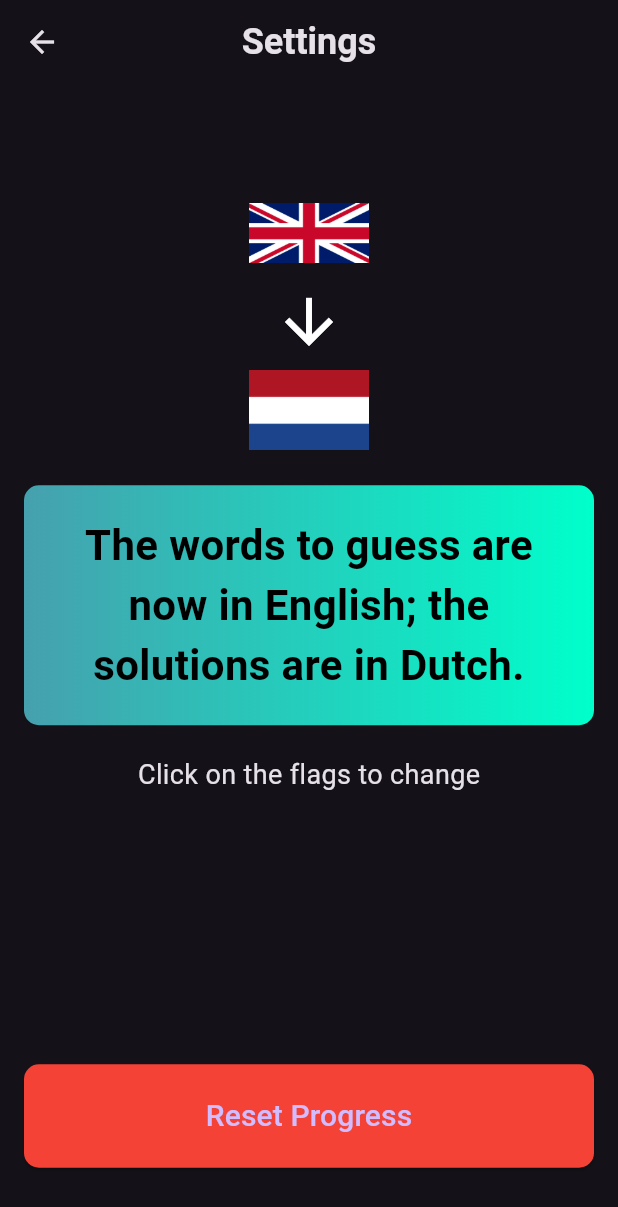
After one commit to paolobarzon/FLASH-DUTCH, a Flutter app: the SettingsPage screen opened directly, on a phone screen of 412 x 824 dp. The commit adds this screen. Shown: the top 1207 px of the screen. Run offline on Flutter 3.47's test engine with Material 3 defaults, Android fonts, the phone set to English and light mode, and no system bars; our stand-ins replace csv, get, shared_preferences; missing offline and left inert: country_icons; accounts and stored records are empty.

Commit message:
words are shuffled, reset button, settings page and more

```diff
--- /dev/null
+++ b/lib/settings_page.dart
@@ -0,0 +1,151 @@
+import 'package:flutter/material.dart';
+import 'package:simple_app_simple/screens/Choosing%20Thema/choosing_thema.dart';
+import '../../constants.dart';
+import 'package:shared_preferences/shared_preferences.dart';
+
+class SettingsPage extends StatefulWidget {
+  @override
+  _SettingsPageState createState() => _SettingsPageState();
+}
+
+class _SettingsPageState extends State<SettingsPage> {
+  bool isFlagSwapped = false;
+  String message =
+      'The words to guess are now in English; the solutions are in Dutch.';
+
+  void toggleFlagPosition() {
+    setState(() {
+      isFlagSwapped = !isFlagSwapped;
+      message = isFlagSwapped
+          ? 'The words to guess are now in Dutch; the solutions are in English.'
+          : 'The words to guess are now in English; the solutions are in Dutch.';
+    });
+  }
+
+  void resetData() {
+    // Reset data
+    mySharedPreferences.clear();
+
+    // Trigger a rebuild of the widget tree
+    setState(() {});
+  }
+
+  @override
+  void didChangeDependencies() {
+    super.didChangeDependencies();
+    final args = ModalRoute.of(context)?.settings.arguments;
+    // Default to false if args is null or not a bool
+    isFlagSwapped = args is bool ? args : false;
+  }
+
+  @override
+  Widget build(BuildContext context) {
+    return Scaffold(
+      appBar: PreferredSize(
+        preferredSize: Size.fromHeight(80),
+        child: AppBar(
+          title: Text(
+            'Settings',
+            style: TextStyle(
+              fontSize: 24,
+              fontWeight: FontWeight.bold,
+            ),
+          ),
+          centerTitle: true,
+          leading: IconButton(
+              icon: Icon(Icons.arrow_back),
+              onPressed: () {
+                Navigator.pop(context, isFlagSwapped);
+              }),
+        ),
+      ),
+      body: Center(
+        child: Padding(
+          padding: EdgeInsets.all(16.0),
+          child: Column(
+            mainAxisAlignment: MainAxisAlignment.center,
+            crossAxisAlignment: CrossAxisAlignment.center,
+            children: [
+              GestureDetector(
+                onTap: toggleFlagPosition,
+                child: isFlagSwapped
+                    ? Image.asset(
+                        'assets/dutch.png.png',
+                        height: 60,
+                        width: 80,
+                      )
+                    : Image.asset(
+                        'assets/english_flag.png',
+                        height: 60,
+                        width: 80,
+                      ),
+              ),
+              SizedBox(height: 5),
+              Icon(Icons.arrow_downward, size: 48),
+              SizedBox(height: 5),
+              GestureDetector(
+                onTap: toggleFlagPosition,
+                child: isFlagSwapped
+                    ? Image.asset(
+                        'assets/english_flag.png',
+                        height: 60,
+                        width: 80,
+                      )
+                    : Image.asset(
+                        'assets/dutch.png.png',
+                        height: 60,
+                        width: 80,
+                      ),
+              ),
+              SizedBox(height: 20),
+              Container(
+                decoration: BoxDecoration(
+                  gradient: kPrimaryGradient,
+                  borderRadius: BorderRadius.circular(10),
+                ),
+                padding: EdgeInsets.all(20),
+                child: Text(
+                  message,
+                  textAlign: TextAlign.center,
+                  style: TextStyle(
+                    fontSize: 28,
+                    color: Colors.black, // Set text color to black
+                    fontWeight: FontWeight.bold, // Make text bold
+                  ),
+                ),
+              ),
+              SizedBox(height: 20),
+              Text(
+                'Click on the flags to change',
+                style: TextStyle(
+                  fontSize: 18,
+                ),
+              ),
+              SizedBox(height: 180),
+              SizedBox(
+                width: double.infinity,
+                child: ElevatedButton(
+                  onPressed: () {
+                    resetData();
+                    Navigator.of(context).pop(); // Optionally, go back to the previous screen after resetting.
+                  },
+                  style: ElevatedButton.styleFrom(
+                    backgroundColor: Colors.red, // Background color
+                    padding: EdgeInsets.all(20.0),
+                    shape: RoundedRectangleBorder(
+                      borderRadius: BorderRadius.circular(10.0),
+                    ),
+                  ),
+                  child: Text(
+                    'Reset Progress',
+                    style: TextStyle(fontSize: 20),
+                  ),
+                ),
+              ),
+            ],
+          ),
+        ),
+      ),
+    );
+  }
+}
```
Also changed, not shown: lib/models/questions.dart (+41 -54 lines), lib/screens/Choosing Thema/choosing_thema.dart (+41 -53 lines), 1 other file.
